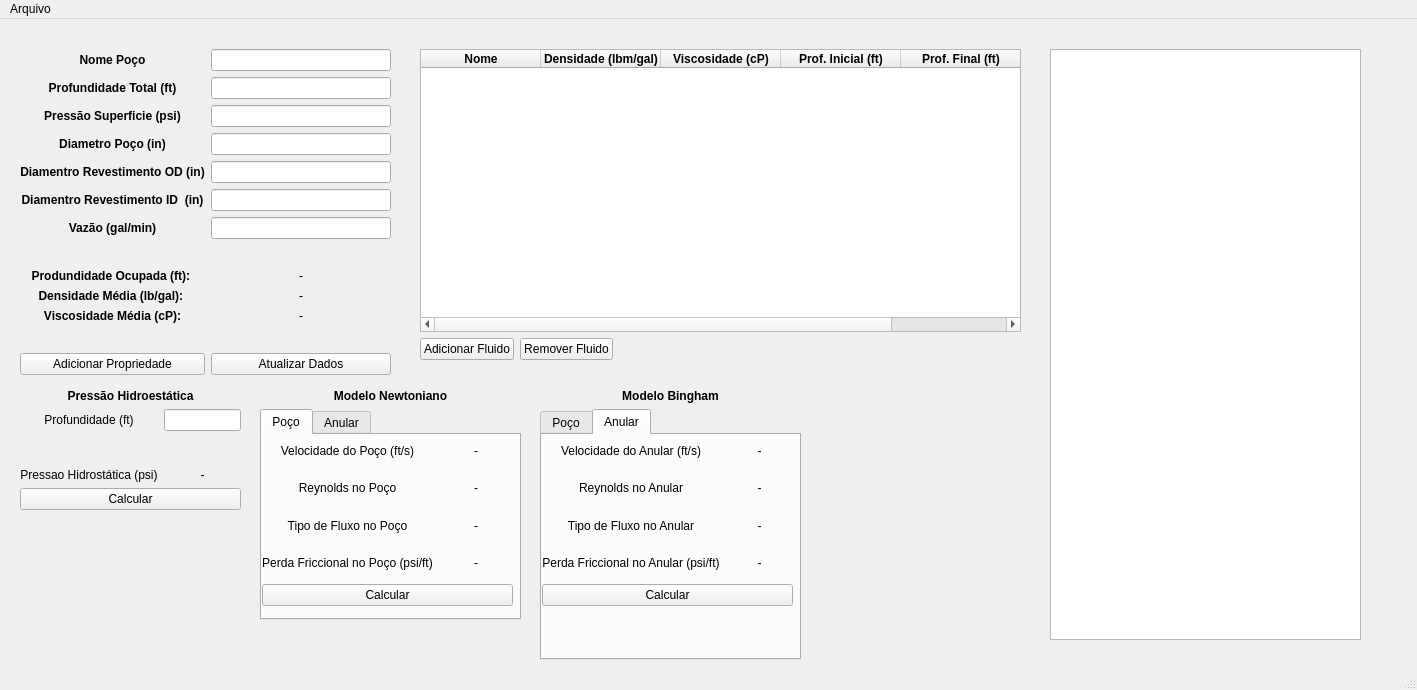
This is src-v2/CSimuladorPoco.ui in ldsc/ProjetoEngenharia-SoftwareEducacionalParaAnaliseESolucaoDeProblemasEmEngenhariaDePoco as Qt 5 draws it before an edit. The edited form follows.
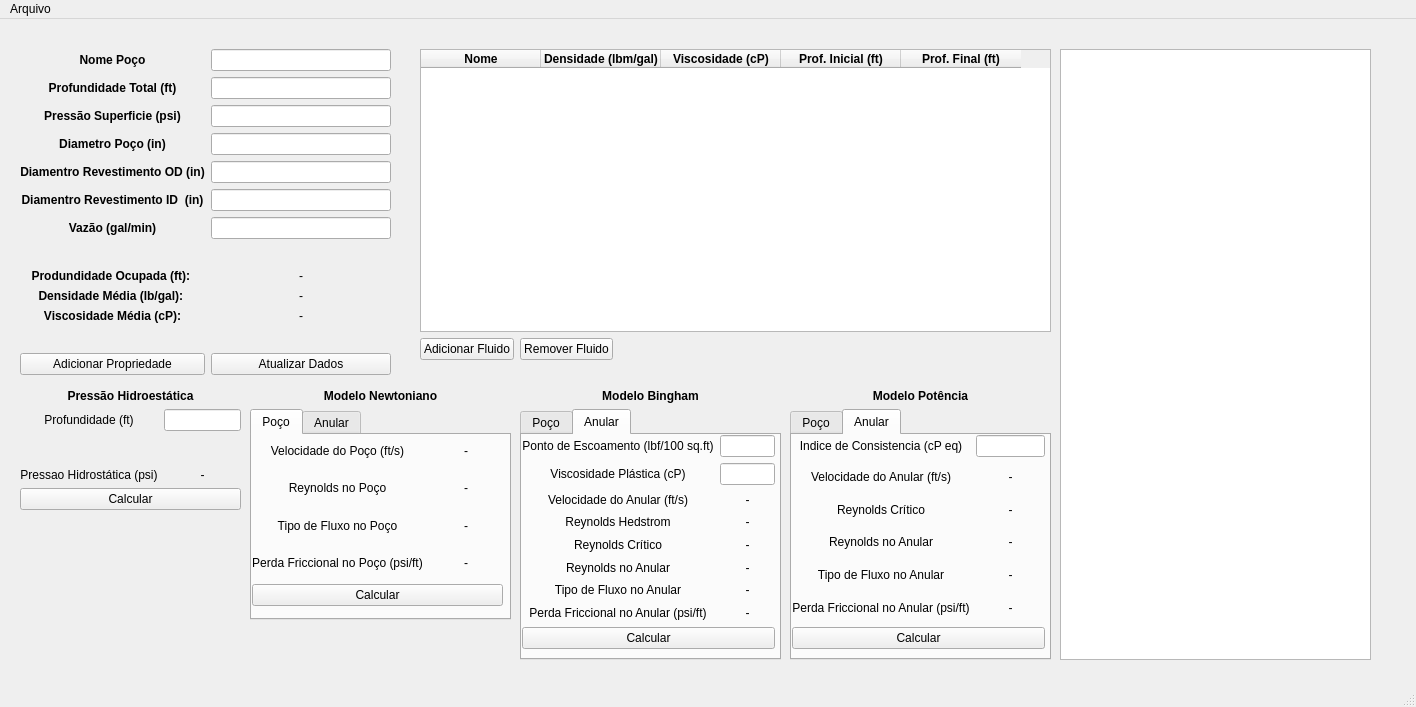
This is the edited form. The open tabs and pages were chosen to show the change.

Commit message: Interface calculando todos os modelos reológicos

What changed in the file:
```diff
--- a/src-v2/CSimuladorPoco.ui
+++ b/src-v2/CSimuladorPoco.ui
@@ -6,8 +6,8 @@
    <rect>
     <x>0</x>
     <y>0</y>
-    <width>1417</width>
-    <height>690</height>
+    <width>1416</width>
+    <height>707</height>
    </rect>
   </property>
   <property name="windowTitle">
@@ -272,7 +272,7 @@
      <rect>
       <x>420</x>
       <y>30</y>
-      <width>601</width>
+      <width>631</width>
       <height>311</height>
      </rect>
     </property>
@@ -366,7 +366,7 @@
    <widget class="QWidget" name="gridLayoutWidget_9">
     <property name="geometry">
      <rect>
-      <x>260</x>
+      <x>250</x>
       <y>370</y>
       <width>261</width>
       <height>231</height>
@@ -692,7 +692,7 @@
    <widget class="QWidget" name="gridLayoutWidget_10">
     <property name="geometry">
      <rect>
-      <x>540</x>
+      <x>520</x>
       <y>370</y>
       <width>261</width>
       <height>271</height>
@@ -898,79 +898,32 @@
           <rect>
            <x>0</x>
            <y>0</y>
-           <width>251</width>
-           <height>171</height>
+           <width>253</width>
+           <height>214</height>
           </rect>
          </property>
          <layout class="QGridLayout" name="gridLayout_6">
-          <item row="3" column="1">
-           <widget class="QLabel" name="lbnPerdaFriccionalAnularBigham">
-            <property name="text">
-             <string>-</string>
-            </property>
-            <property name="alignment">
-             <set>Qt::AlignmentFlag::AlignCenter</set>
-            </property>
-           </widget>
+          <item row="0" column="1">
+           <widget class="QLineEdit" name="editPontoEscoamentoAnular"/>
           </item>
-          <item row="1" column="0">
-           <widget class="QLabel" name="lbnTituloReynoldsAnularBigham">
+          <item row="3" column="0">
+           <widget class="QLabel" name="lbnTituloHedstromAnularBigham">
             <property name="text">
-             <string>Reynolds no Anular</string>
+             <string>Reynolds Hedstrom</string>
             </property>
             <property name="alignment">
              <set>Qt::AlignmentFlag::AlignCenter</set>
             </property>
            </widget>
           </item>
-          <item row="4" column="0" colspan="2">
+          <item row="8" column="0" colspan="2">
            <widget class="QPushButton" name="btnCalcularModeloBighamAnular">
             <property name="text">
              <string>Calcular</string>
             </property>
            </widget>
           </item>
-          <item row="3" column="0">
-           <widget class="QLabel" name="lbnTituloPerdaFriccionalAnularBigham">
-            <property name="text">
-             <string>Perda Friccional no Anular (psi/ft)</string>
-            </property>
-            <property name="alignment">
-             <set>Qt::AlignmentFlag::AlignCenter</set>
-            </property>
-           </widget>
-          </item>
-          <item row="2" column="0">
-           <widget class="QLabel" name="lbnTituloTipoFluxoAnularBigham">
-            <property name="text">
-             <string>Tipo de Fluxo no Anular</string>
-            </property>
-            <property name="alignment">
-             <set>Qt::AlignmentFlag::AlignCenter</set>
-            </property>
-           </widget>
-          </item>
-          <item row="0" column="0">
-           <widget class="QLabel" name="lbnTituloVelocidadeAnularBigham">
-            <property name="text">
-             <string>Velocidade do Anular (ft/s)</string>
-            </property>
-            <property name="alignment">
-             <set>Qt::AlignmentFlag::AlignCenter</set>
-            </property>
-           </widget>
-          </item>
-          <item row="1" column="1">
-           <widget class="QLabel" name="lbnReynoldsAnularBigham">
-            <property name="text">
-             <string>-</string>
-            </property>
-            <property name="alignment">
-             <set>Qt::AlignmentFlag::AlignCenter</set>
-            </property>
-           </widget>
-          </item>
-          <item row="0" column="1">
+          <item row="2" column="1">
            <widget class="QLabel" name="lbnVelocidadeAnularBigham">
             <property name="text">
              <string>-</string>
@@ -980,7 +933,60 @@
             </property>
            </widget>
           </item>
-          <item row="2" column="1">
+          <item row="5" column="1">
+           <widget class="QLabel" name="lbnReynoldsAnularBigham">
+            <property name="text">
+             <string>-</string>
+            </property>
+            <property name="alignment">
+             <set>Qt::AlignmentFlag::AlignCenter</set>
+            </property>
+           </widget>
+          </item>
+          <item row="6" column="0">
+           <widget class="QLabel" name="lbnTituloTipoFluxoAnularBigham">
+            <property name="text">
+             <string>Tipo de Fluxo no Anular</string>
+            </property>
+            <property name="alignment">
+             <set>Qt::AlignmentFlag::AlignCenter</set>
+            </property>
+           </widget>
+          </item>
+          <item row="7" column="1">
+           <widget class="QLabel" name="lbnPerdaFriccionalAnularBigham">
+            <property name="text">
+             <string>-</string>
+            </property>
+            <property name="alignment">
+             <set>Qt::AlignmentFlag::AlignCenter</set>
+            </property>
+           </widget>
+          </item>
+          <item row="0" column="0">
+           <widget class="QLabel" name="lbnTituloPontoEscoamentoAnular">
+            <property name="text">
+             <string>Ponto de Escoamento (lbf/100 sq.ft)</string>
+            </property>
+            <property name="alignment">
+             <set>Qt::AlignmentFlag::AlignCenter</set>
+            </property>
+           </widget>
+          </item>
+          <item row="5" column="0">
+           <widget class="QLabel" name="lbnTituloReynoldsAnularBigham">
+            <property name="text">
+             <string>Reynolds no Anular</string>
+            </property>
+            <property name="alignment">
+             <set>Qt::AlignmentFlag::AlignCenter</set>
+            </property>
+           </widget>
+          </item>
+          <item row="1" column="1">
+           <widget class="QLineEdit" name="editViscosidadePlasticaAnular"/>
+          </item>
+          <item row="6" column="1">
            <widget class="QLabel" name="lbnTipoFluxoAnularBigham">
             <property name="text">
              <string>-</string>
@@ -990,6 +996,66 @@
             </property>
            </widget>
           </item>
+          <item row="1" column="0">
+           <widget class="QLabel" name="lbnTituloViscosidadePlasticaAnular">
+            <property name="text">
+             <string>Viscosidade Plástica (cP)</string>
+            </property>
+            <property name="alignment">
+             <set>Qt::AlignmentFlag::AlignCenter</set>
+            </property>
+           </widget>
+          </item>
+          <item row="2" column="0">
+           <widget class="QLabel" name="lbnTituloVelocidadeAnularBigham">
+            <property name="text">
+             <string>Velocidade do Anular (ft/s)</string>
+            </property>
+            <property name="alignment">
+             <set>Qt::AlignmentFlag::AlignCenter</set>
+            </property>
+           </widget>
+          </item>
+          <item row="7" column="0">
+           <widget class="QLabel" name="lbnTituloPerdaFriccionalAnularBigham">
+            <property name="text">
+             <string>Perda Friccional no Anular (psi/ft)</string>
+            </property>
+            <property name="alignment">
+             <set>Qt::AlignmentFlag::AlignCenter</set>
+            </property>
+           </widget>
+          </item>
+          <item row="4" column="0">
+           <widget class="QLabel" name="lbnTituloCriticoAnularBigham">
+            <property name="text">
+             <string>Reynolds Crítico</string>
+            </property>
+            <property name="alignment">
+             <set>Qt::AlignmentFlag::AlignCenter</set>
+            </property>
+           </widget>
+          </item>
+          <item row="3" column="1">
+           <widget class="QLabel" name="lbnReynoldsHedstromAnularBigham">
+            <property name="text">
+             <string>-</string>
+            </property>
+            <property name="alignment">
+             <set>Qt::AlignmentFlag::AlignCenter</set>
+            </property>
+           </widget>
+          </item>
+          <item row="4" column="1">
+           <widget class="QLabel" name="lbnReynoldsCriticoAnularBigham">
+            <property name="text">
+             <string>-</string>
+            </property>
+            <property name="alignment">
+             <set>Qt::AlignmentFlag::AlignCenter</set>
+            </property>
+           </widget>
+          </item>
          </layout>
         </widget>
        </widget>
@@ -1000,21 +1066,329 @@
    <widget class="QGraphicsView" name="graphicsView">
     <property name="geometry">
      <rect>
-      <x>1050</x>
+      <x>1060</x>
       <y>30</y>
       <width>311</width>
-      <height>591</height>
+      <height>611</height>
      </rect>
     </property>
    </widget>
+   <widget class="QWidget" name="gridLayoutWidget_11">
+    <property name="geometry">
+     <rect>
+      <x>790</x>
+      <y>370</y>
+      <width>261</width>
+      <height>271</height>
+     </rect>
+    </property>
+    <layout class="QGridLayout" name="gridLayout_11">
+     <item row="0" column="0">
+      <widget class="QLabel" name="lbnTituloModeloBigham_2">
+       <property name="font">
+        <font>
+         <bold>true</bold>
+        </font>
+       </property>
+       <property name="text">
+        <string>Modelo Potência</string>
+       </property>
+       <property name="alignment">
+        <set>Qt::AlignmentFlag::AlignCenter</set>
+       </property>
+      </widget>
+     </item>
+     <item row="1" column="0">
+      <widget class="QTabWidget" name="tabWidget_3">
+       <property name="currentIndex">
+        <number>1</number>
+       </property>
+       <widget class="QWidget" name="tab_5">
+        <attribute name="title">
+         <string>Poço</string>
+        </attribute>
+        <widget class="QWidget" name="gridLayoutWidget_7">
+         <property name="geometry">
+          <rect>
+           <x>0</x>
+           <y>0</y>
+           <width>253</width>
+           <height>214</height>
+          </rect>
+         </property>
+         <layout class="QGridLayout" name="gridLayout_7">
+          <item row="5" column="1">
+           <widget class="QLabel" name="lbnPerdaFriccionalPocoPotencia">
+            <property name="text">
+             <string>-</string>
+            </property>
+            <property name="alignment">
+             <set>Qt::AlignmentFlag::AlignCenter</set>
+            </property>
+           </widget>
+          </item>
+          <item row="5" column="0">
+           <widget class="QLabel" name="lbnTituloPerdaFriccionalPocoPotencia">
+            <property name="text">
+             <string>Perda Friccional no Poço (psi/ft)</string>
+            </property>
+            <property name="alignment">
+             <set>Qt::AlignmentFlag::AlignCenter</set>
+            </property>
+           </widget>
+          </item>
+          <item row="1" column="1">
+           <widget class="QLabel" name="lbnVelocidadePocoPotencia">
+            <property name="text">
+             <string>-</string>
+            </property>
+            <property name="alignment">
+             <set>Qt::AlignmentFlag::AlignCenter</set>
+            </property>
+           </widget>
+          </item>
+          <item row="4" column="1">
+           <widget class="QLabel" name="lbnTipoFluxoPocoPotencia">
+            <property name="text">
+             <string>-</string>
+            </property>
+            <property name="alignment">
+             <set>Qt::AlignmentFlag::AlignCenter</set>
+            </property>
+           </widget>
+          </item>
+          <item row="2" column="0">
+           <widget class="QLabel" name="lbnTituloCriticoPocoPotencia">
+            <property name="text">
+             <string>Reynolds Crítico</string>
+            </property>
+            <property name="alignment">
+             <set>Qt::AlignmentFlag::AlignCenter</set>
+            </property>
+           </widget>
+          </item>
+          <item row="3" column="0">
+           <widget class="QLabel" name="lbnTituloReynoldsPocoPotencia">
+            <property name="text">
+             <string>Reynolds no Poço</string>
+            </property>
+            <property name="alignment">
+             <set>Qt::AlignmentFlag::AlignCenter</set>
+            </property>
+           </widget>
+          </item>
+          <item row="1" column="0">
+           <widget class="QLabel" name="lbnTituloVelocidadePocoPotencia">
+            <property name="text">
+             <string>Velocidade do Poço (ft/s)</string>
+            </property>
+            <property name="alignment">
+             <set>Qt::AlignmentFlag::AlignCenter</set>
+            </property>
+           </widget>
+          </item>
+          <item row="3" column="1">
+           <widget class="QLabel" name="lbnReynoldsPocoPotencia">
+            <property name="text">
+             <string>-</string>
+            </property>
+            <property name="alignment">
+             <set>Qt::AlignmentFlag::AlignCenter</set>
+            </property>
+           </widget>
+          </item>
+          <item row="4" column="0">
+           <widget class="QLabel" name="lbnTituloTipoFluxoPocoPotencia">
+            <property name="text">
+             <string>Tipo de Fluxo no Poço</string>
+            </property>
+            <property name="alignment">
+             <set>Qt::AlignmentFlag::AlignCenter</set>
+            </property>
+           </widget>
+          </item>
+          <item row="2" column="1">
+           <widget class="QLabel" name="lbnReynoldsCriticoPocoPotencia">
+            <property name="text">
+             <string>-</string>
+            </property>
+            <property name="alignment">
+             <set>Qt::AlignmentFlag::AlignCenter</set>
+            </property>
+           </widget>
+          </item>
+          <item row="6" column="0" colspan="2">
+           <widget class="QPushButton" name="btnCalcularModeloPotenciaPoco">
+            <property name="text">
+             <string>Calcular</string>
+            </property>
+           </widget>
+          </item>
+          <item row="0" column="0">
+           <widget class="QLabel" name="lbnTituloIndiceConsistenciaPoco">
+            <property name="text">
+             <string>Indice de Consistencia (cP eq)</string>
+            </property>
+            <property name="alignment">
+             <set>Qt::AlignmentFlag::AlignCenter</set>
+            </property>
+           </widget>
+          </item>
+          <item row="0" column="1">
+           <widget class="QLineEdit" name="editIndiceConsistenciaPotenciaPoco"/>
+          </item>
+         </layout>
+        </widget>
+       </widget>
+       <widget class="QWidget" name="tab_6">
+        <attribute name="title">
+         <string>Anular</string>
+        </attribute>
+        <widget class="QWidget" name="gridLayoutWidget_8">
+         <property name="geometry">
+          <rect>
+           <x>0</x>
+           <y>0</y>
+           <width>253</width>
+           <height>214</height>
+          </rect>
+         </property>
+         <layout class="QGridLayout" name="gridLayout_8">
+          <item row="4" column="1">
+           <widget class="QLabel" name="lbnTipoFluxoAnularPotencia">
+            <property name="text">
+             <string>-</string>
+            </property>
+            <property name="alignment">
+             <set>Qt::AlignmentFlag::AlignCenter</set>
+            </property>
+           </widget>
+          </item>
+          <item row="2" column="0">
+           <widget class="QLabel" name="lbnTituloCriticoAnularPotencia">
+            <property name="text">
+             <string>Reynolds Crítico</string>
+            </property>
+            <property name="alignment">
+             <set>Qt::AlignmentFlag::AlignCenter</set>
+            </property>
+           </widget>
+          </item>
+          <item row="4" column="0">
+           <widget class="QLabel" name="lbnTituloTipoFluxoAnularPotencia">
+            <property name="text">
+             <string>Tipo de Fluxo no Anular</string>
+            </property>
+            <property name="alignment">
+             <set>Qt::AlignmentFlag::AlignCenter</set>
+            </property>
+           </widget>
+          </item>
+          <item row="3" column="0">
+           <widget class="QLabel" name="lbnTituloReynoldsAnularPotencia">
+            <property name="text">
+             <string>Reynolds no Anular</string>
+            </property>
+            <property name="alignment">
+             <set>Qt::AlignmentFlag::AlignCenter</set>
+            </property>
+           </widget>
+          </item>
+          <item row="1" column="0">
+           <widget class="QLabel" name="lbnTituloVelocidadeAnularPotencia">
+            <property name="text">
+             <string>Velocidade do Anular (ft/s)</string>
+            </property>
+            <property name="alignment">
+             <set>Qt::AlignmentFlag::AlignCenter</set>
+            </property>
+           </widget>
+          </item>
+          <item row="3" column="1">
+           <widget class="QLabel" name="lbnReynoldsAnularPotencia">
+            <property name="text">
+             <string>-</string>
+            </property>
+            <property name="alignment">
+             <set>Qt::AlignmentFlag::AlignCenter</set>
+            </property>
+           </widget>
+          </item>
+          <item row="5" column="0">
+           <widget class="QLabel" name="lbnTituloPerdaFriccionalAnularPotencia">
+            <property name="text">
+             <string>Perda Friccional no Anular (psi/ft)</string>
+            </property>
+            <property name="alignment">
+             <set>Qt::AlignmentFlag::AlignCenter</set>
+            </property>
+           </widget>
+          </item>
+          <item row="1" column="1">
+           <widget class="QLabel" name="lbnVelocidadeAnularPotencia">
+            <property name="text">
+             <string>-</string>
+            </property>
+            <property name="alignment">
+             <set>Qt::AlignmentFlag::AlignCenter</set>
+            </property>
+           </widget>
+          </item>
+          <item row="0" column="0">
+           <widget class="QLabel" name="lbnTituloIndiceConsistenciaAnular">
+            <property name="text">
+             <string>Indice de Consistencia (cP eq)</string>
+            </property>
+            <property name="alignment">
+             <set>Qt::AlignmentFlag::AlignCenter</set>
+            </property>
+           </widget>
+          </item>
+          <item row="5" column="1">
+           <widget class="QLabel" name="lbnPerdaFriccionalAnularPotencia">
+            <property name="text">
+             <string>-</string>
+            </property>
+            <property name="alignment">
+             <set>Qt::AlignmentFlag::AlignCenter</set>
+            </property>
+           </widget>
+          </item>
+          <item row="2" column="1">
+           <widget class="QLabel" name="lbnReynoldsCriticoAnularPotencia">
+            <property name="text">
+             <string>-</string>
+            </property>
+            <property name="alignment">
+             <set>Qt::AlignmentFlag::AlignCenter</set>
+            </property>
+           </widget>
+          </item>
+          <item row="6" column="0" colspan="2">
+           <widget class="QPushButton" name="btnCalcularModeloPotenciaAnular">
+            <property name="text">
+             <string>Calcular</string>
+            </property>
+           </widget>
+          </item>
+          <item row="0" column="1">
+           <widget class="QLineEdit" name="editIndiceConsistenciaPotenciaAnular"/>
+          </item>
+         </layout>
+        </widget>
+       </widget>
+      </widget>
+     </item>
+    </layout>
+   </widget>
   </widget>
   <widget class="QMenuBar" name="menubar">
    <property name="geometry">
     <rect>
      <x>0</x>
      <y>0</y>
-     <width>1417</width>
-     <height>21</height>
+     <width>1416</width>
+     <height>22</height>
     </rect>
    </property>
    <widget class="QMenu" name="menuArquivo">
```
Left out of the diff: 8 changed lines with no effect on the pictures. The commit also changes 633 other files.
